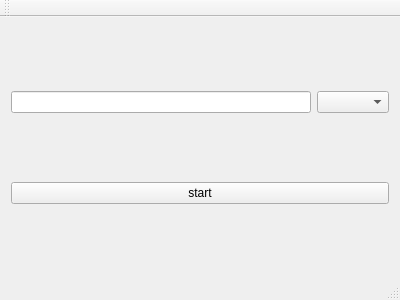
First picture: the form in mainwindow.ui, repository janisozaur/inz_stickman, before the edit.
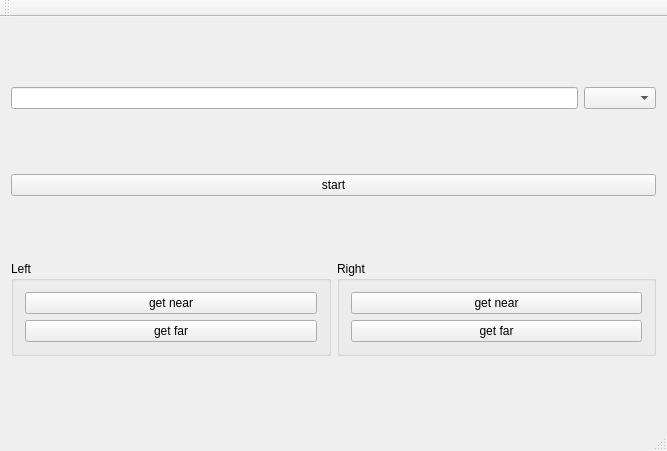
Second picture: the form after the edit.

Commit message: add UI for getting near and far points

Diff of the .ui file:
```diff
--- a/mainwindow.ui
+++ b/mainwindow.ui
@@ -6,8 +6,8 @@
    <rect>
     <x>0</x>
     <y>0</y>
-    <width>400</width>
-    <height>300</height>
+    <width>667</width>
+    <height>451</height>
    </rect>
   </property>
   <property name="windowTitle">
@@ -35,6 +35,71 @@
       </property>
      </widget>
     </item>
+    <item>
+     <layout class="QHBoxLayout" name="pointsManagerHorizontalLayout">
+      <property name="sizeConstraint">
+       <enum>QLayout::SetFixedSize</enum>
+      </property>
+      <item>
+       <widget class="QGroupBox" name="leftGroupBox">
+        <property name="sizePolicy">
+         <sizepolicy hsizetype="Preferred" vsizetype="Fixed">
+          <horstretch>0</horstretch>
+          <verstretch>0</verstretch>
+         </sizepolicy>
+        </property>
+        <property name="title">
+         <string>Left</string>
+        </property>
+        <layout class="QVBoxLayout" name="verticalLayout_3">
+         <item>
+          <widget class="QPushButton" name="leftNearPushButton">
+           <property name="text">
+            <string>get near</string>
+           </property>
+          </widget>
+         </item>
+         <item>
+          <widget class="QPushButton" name="leftFarPushButton">
+           <property name="text">
+            <string>get far</string>
+           </property>
+          </widget>
+         </item>
+        </layout>
+       </widget>
+      </item>
+      <item>
+       <widget class="QGroupBox" name="rightGroupBox">
+        <property name="sizePolicy">
+         <sizepolicy hsizetype="Preferred" vsizetype="Fixed">
+          <horstretch>0</horstretch>
+          <verstretch>0</verstretch>
+         </sizepolicy>
+        </property>
+        <property name="title">
+         <string>Right</string>
+        </property>
+        <layout class="QVBoxLayout" name="verticalLayout_4">
+         <item>
+          <widget class="QPushButton" name="rightNearPushButton">
+           <property name="text">
+            <string>get near</string>
+           </property>
+          </widget>
+         </item>
+         <item>
+          <widget class="QPushButton" name="rightFarPushButton">
+           <property name="text">
+            <string>get far</string>
+           </property>
+          </widget>
+         </item>
+        </layout>
+       </widget>
+      </item>
+     </layout>
+    </item>
    </layout>
   </widget>
   <widget class="QMenuBar" name="menuBar">
```
Left out of the diff: 8 changed lines with no effect on the pictures.
